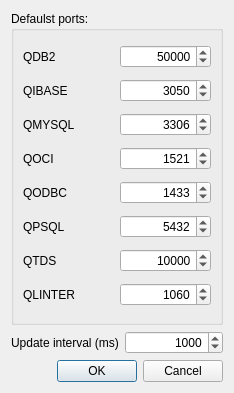
The window that tsm_settings.ui (Pavel-II/tablesmon) describes before a commit, drawn with Qt 5.
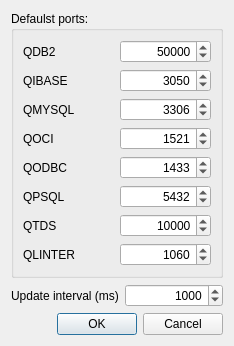
The same window after the commit.

What changed in the file:
```diff
--- a/tsm_settings.ui
+++ b/tsm_settings.ui
@@ -7,7 +7,7 @@
     <x>0</x>
     <y>0</y>
     <width>234</width>
-    <height>393</height>
+    <height>326</height>
    </rect>
   </property>
   <property name="windowTitle">
```
Left out of the diff: 20 changed lines with no effect on the pictures.
